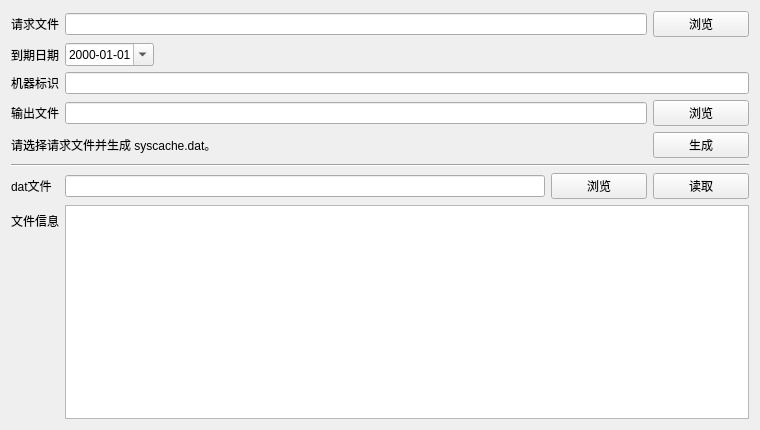
GitHub3651/shenyinocr, file Licensetool/widget.ui: the form before one commit.
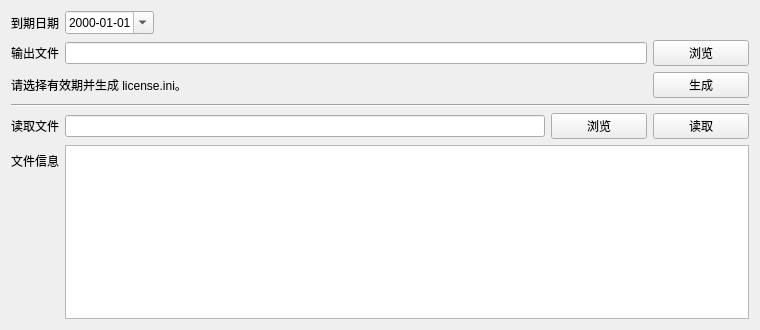
The form after the commit.

Commit message:
refactor: 将授权机制改为加密有效期文件校验
- 移除机器码绑定、请求文件、签名授权文件和防回拨状态文件
- 主程序改为读取 license.ini 并校验加密有效期
- LicenseTool 改为生成和读取加密 license.ini
- 保持主程序失败提示为原通用文案

Diff of the .ui file:
```diff
--- a/Licensetool/widget.ui
+++ b/Licensetool/widget.ui
@@ -7,7 +7,7 @@
     <x>0</x>
     <y>0</y>
     <width>760</width>
-    <height>430</height>
+    <height>330</height>
    </rect>
   </property>
   <property name="windowTitle">
@@ -20,40 +20,13 @@
       <enum>QFormLayout::ExpandingFieldsGrow</enum>
      </property>
      <item row="0" column="0">
-      <widget class="QLabel" name="requestLabel">
-       <property name="text">
-        <string>请求文件</string>
-       </property>
-      </widget>
-     </item>
-     <item row="0" column="1">
-      <layout class="QHBoxLayout" name="requestLayout">
-       <item>
-        <widget class="QLineEdit" name="requestEdit"/>
-       </item>
-       <item>
-        <widget class="QPushButton" name="browseRequestButton">
-         <property name="minimumSize">
-          <size>
-           <width>96</width>
-           <height>0</height>
-          </size>
-         </property>
-         <property name="text">
-          <string>浏览</string>
-         </property>
-        </widget>
-       </item>
-      </layout>
-     </item>
-     <item row="1" column="0">
       <widget class="QLabel" name="expiresLabel">
        <property name="text">
         <string>到期日期</string>
        </property>
       </widget>
      </item>
-     <item row="1" column="1">
+     <item row="0" column="1">
       <widget class="QDateEdit" name="expiresEdit">
        <property name="displayFormat">
         <string>yyyy-MM-dd</string>
@@ -63,28 +36,14 @@
        </property>
       </widget>
      </item>
-     <item row="2" column="0">
-      <widget class="QLabel" name="machineHashLabel">
-       <property name="text">
-        <string>机器标识</string>
-       </property>
-      </widget>
-     </item>
-     <item row="2" column="1">
-      <widget class="QLineEdit" name="machineHashEdit">
-       <property name="readOnly">
-        <bool>true</bool>
-       </property>
-      </widget>
-     </item>
-     <item row="3" column="0">
+     <item row="1" column="0">
       <widget class="QLabel" name="outputLabel">
        <property name="text">
         <string>输出文件</string>
        </property>
       </widget>
      </item>
-     <item row="3" column="1">
+     <item row="1" column="1">
       <layout class="QHBoxLayout" name="outputLayout">
        <item>
         <widget class="QLineEdit" name="outputEdit"/>
@@ -111,7 +70,7 @@
      <item>
       <widget class="QLabel" name="statusLabel">
        <property name="text">
-        <string>请选择请求文件并生成 syscache.dat。</string>
+        <string>请选择有效期并生成 license.ini。</string>
        </property>
       </widget>
      </item>
@@ -161,7 +120,7 @@
      <item row="0" column="0">
       <widget class="QLabel" name="datLabel">
        <property name="text">
-        <string>dat文件</string>
+        <string>读取文件</string>
        </property>
       </widget>
      </item>
```
The commit also changes 3 other files.
